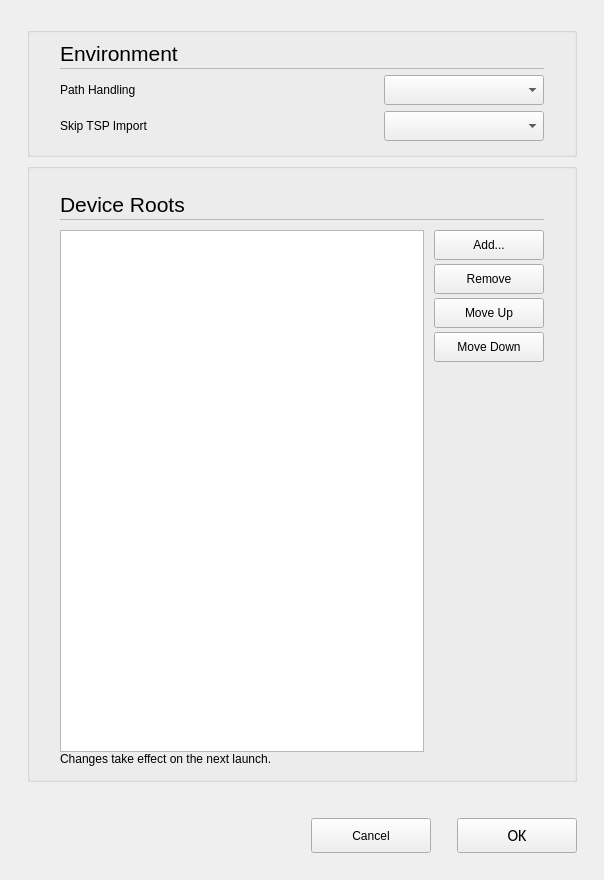
Old version of the form opensyde_tool/src/navigable_gui/C_NagToolSettingsPopupDialog.ui in the repository tylerwagler/openSYDE.
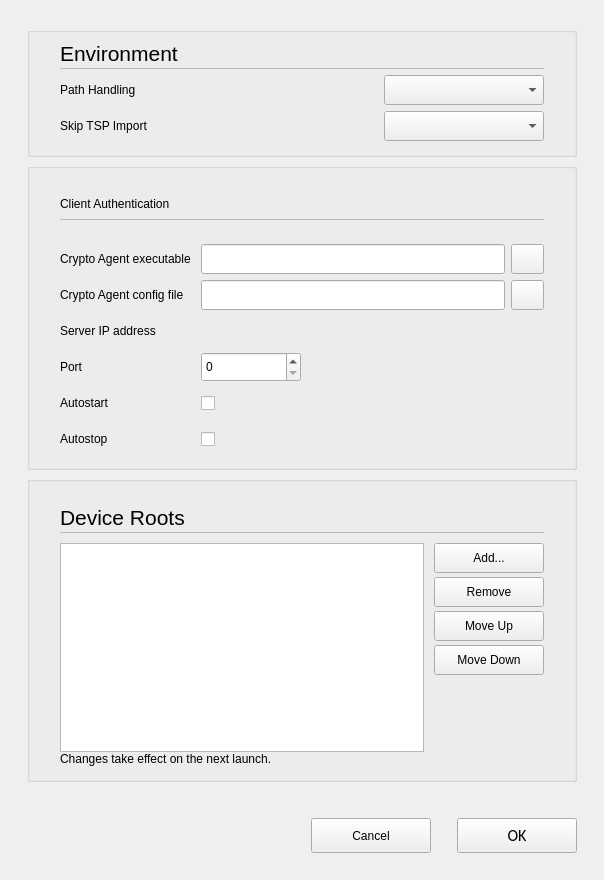
New version of the form. Custom widgets are drawn as their Qt base class.

Commit message:
gui: add crypto agent settings dialog and autostart wiring
Add a Client Authentication group to the tool settings popup
(C_NagToolSettingsPopupDialog) for the crypto agent executable and
config-file paths, server IP/port and autostart/autostop toggles.
Persist them through C_UsHandler/C_UsFiler into the user settings ini,
resolve the executable path against the openSYDE exe for access, and
autostart the agent on a background QThread at openSYDE startup,
stopping it on close.

Diff of the .ui file:
```diff
--- a/opensyde_tool/src/navigable_gui/C_NagToolSettingsPopupDialog.ui
+++ b/opensyde_tool/src/navigable_gui/C_NagToolSettingsPopupDialog.ui
@@ -259,6 +259,302 @@
      </layout>
     </widget>
    </item>
+   <item>
+    <widget class="QGroupBox" name="pc_CryptoAgentSettings">
+     <property name="styleRole" stdset="0">
+      <string>default</string>
+     </property>
+     <property name="title">
+      <string/>
+     </property>
+     <layout class="QVBoxLayout" name="verticalLayoutCryptoAgent">
+      <property name="spacing">
+       <number>0</number>
+      </property>
+      <property name="leftMargin">
+       <number>30</number>
+      </property>
+      <property name="topMargin">
+       <number>20</number>
+      </property>
+      <property name="rightMargin">
+       <number>30</number>
+      </property>
+      <property name="bottomMargin">
+       <number>13</number>
+      </property>
+      <item>
+       <widget class="stw::opensyde_gui_elements::C_OgeLabContextMenuBase" name="pc_LabelClientAuthenticationSettings">
+        <property name="styleRole" stdset="0">
+         <string>heading-group-bold</string>
+        </property>
+        <property name="minimumSize">
+         <size>
+          <width>0</width>
+          <height>30</height>
+         </size>
+        </property>
+        <property name="maximumSize">
+         <size>
+          <width>16777215</width>
+          <height>30</height>
+         </size>
+        </property>
+        <property name="text">
+         <string>Client Authentication</string>
+        </property>
+       </widget>
+      </item>
+      <item>
+       <widget class="QFrame" name="frameCryptoAgentSeparator">
+        <property name="styleRole" stdset="0">
+         <string>fra-separator</string>
+        </property>
+        <property name="minimumSize">
+         <size>
+          <width>0</width>
+          <height>1</height>
+         </size>
+        </property>
+        <property name="maximumSize">
+         <size>
+          <width>16777215</width>
+          <height>1</height>
+         </size>
+        </property>
+        <property name="frameShape">
+         <enum>QFrame::StyledPanel</enum>
+        </property>
+        <property name="frameShadow">
+         <enum>QFrame::Raised</enum>
+        </property>
+       </widget>
+      </item>
+      <item>
+       <widget class="stw::opensyde_gui_elements::C_OgeLabToolTipBase" name="pc_LabelCryptoAgentInfo">
+        <property name="styleRole" stdset="0">
+         <string>group-item</string>
+        </property>
+        <property name="wordWrap">
+         <bool>true</bool>
+        </property>
+        <property name="text">
+         <string/>
+        </property>
+       </widget>
+      </item>
+      <item>
+       <layout class="QGridLayout" name="gridLayoutCryptoAgent">
+        <property name="topMargin">
+         <number>10</number>
+        </property>
+        <property name="horizontalSpacing">
+         <number>10</number>
+        </property>
+        <property name="verticalSpacing">
+         <number>6</number>
+        </property>
+        <item row="0" column="0">
+         <widget class="stw::opensyde_gui_elements::C_OgeLabToolTipBase" name="pc_LabelPathExecutable">
+          <property name="styleRole" stdset="0">
+           <string>group-item</string>
+          </property>
+          <property name="text">
+           <string>Crypto Agent executable</string>
+          </property>
+         </widget>
+        </item>
+        <item row="0" column="1">
+         <layout class="QHBoxLayout" name="horizontalLayout_pc_LineEditPathExecutable">
+          <property name="spacing">
+           <number>6</number>
+          </property>
+          <item>
+           <widget class="stw::opensyde_gui_elements::C_OgeLeFilePath" name="pc_LineEditPathExecutable">
+            <property name="minimumSize">
+             <size>
+              <width>300</width>
+              <height>30</height>
+             </size>
+            </property>
+           </widget>
+          </item>
+          <item>
+           <widget class="stw::opensyde_gui_elements::C_OgePubOpen" name="pc_PushButtonPathExecutable">
+            <property name="minimumSize">
+             <size>
+              <width>33</width>
+              <height>30</height>
+             </size>
+            </property>
+            <property name="maximumSize">
+             <size>
+              <width>33</width>
+              <height>30</height>
+             </size>
+            </property>
+           </widget>
+          </item>
+         </layout>
+        </item>
+        <item row="1" column="0">
+         <widget class="stw::opensyde_gui_elements::C_OgeLabToolTipBase" name="pc_LabelPathConfigFile">
+          <property name="styleRole" stdset="0">
+           <string>group-item</string>
+          </property>
+          <property name="text">
+           <string>Crypto Agent config file</string>
+          </property>
+         </widget>
+        </item>
+        <item row="1" column="1">
+         <layout class="QHBoxLayout" name="horizontalLayout_pc_LineEditPathConfigFile">
+          <property name="spacing">
+           <number>6</number>
+          </property>
+          <item>
+           <widget class="stw::opensyde_gui_elements::C_OgeLeFilePath" name="pc_LineEditPathConfigFile">
+            <property name="minimumSize">
+             <size>
+              <width>300</width>
+              <height>30</height>
+             </size>
+            </property>
+           </widget>
+          </item>
+          <item>
+           <widget class="stw::opensyde_gui_elements::C_OgePubOpen" name="pc_PushButtonPathConfigFile">
+            <property name="minimumSize">
+             <size>
+              <width>33</width>
+              <height>30</height>
+             </size>
+            </property>
+            <property name="maximumSize">
+             <size>
+              <width>33</width>
+              <height>30</height>
+             </size>
+            </property>
+           </widget>
+          </item>
+         </layout>
+        </item>
+        <item row="2" column="0">
+         <widget class="stw::opensyde_gui_elements::C_OgeLabToolTipBase" name="pc_LabelIpAddress">
+          <property name="styleRole" stdset="0">
+           <string>group-item</string>
+          </property>
+          <property name="text">
+           <string>Server IP address</string>
+          </property>
+         </widget>
+        </item>
+        <item row="2" column="1">
+         <widget class="stw::opensyde_gui::C_SdNdeLeIpAddressWidget" name="pc_WiIp">
+          <property name="minimumSize">
+           <size>
+            <width>200</width>
+            <height>30</height>
+           </size>
+          </property>
+          <property name="maximumSize">
+           <size>
+            <width>200</width>
+            <height>30</height>
+           </size>
+          </property>
+         </widget>
+        </item>
+        <item row="3" column="0">
+         <widget class="stw::opensyde_gui_elements::C_OgeLabToolTipBase" name="pc_LabelPort">
+          <property name="styleRole" stdset="0">
+           <string>group-item</string>
+          </property>
+          <property name="text">
+           <string>Port</string>
+          </property>
+         </widget>
+        </item>
+        <item row="3" column="1">
+         <widget class="stw::opensyde_gui_elements::C_OgeSpxToolTipBase" name="pc_SpinBoxPort">
+          <property name="minimumSize">
+           <size>
+            <width>100</width>
+            <height>30</height>
+           </size>
+          </property>
+          <property name="maximumSize">
+           <size>
+            <width>100</width>
+            <height>30</height>
+           </size>
+          </property>
+         </widget>
+        </item>
+        <item row="4" column="0">
+         <widget class="stw::opensyde_gui_elements::C_OgeLabToolTipBase" name="pc_LabelAutostart">
+          <property name="styleRole" stdset="0">
+           <string>group-item</string>
+          </property>
+          <property name="text">
+           <string>Autostart</string>
+          </property>
+         </widget>
+        </item>
+        <item row="4" column="1">
+         <widget class="stw::opensyde_gui_elements::C_OgeChxToolTipBase" name="pc_CheckBoxAutostart">
+          <property name="styleRole" stdset="0">
+           <string>chx-default-checked-disabled</string>
+          </property>
+          <property name="minimumSize">
+           <size>
+            <width>200</width>
+            <height>30</height>
+           </size>
+          </property>
+          <property name="maximumSize">
+           <size>
+            <width>200</width>
+            <height>30</height>
+           </size>
+          </property>
+         </widget>
+        </item>
+        <item row="5" column="0">
+         <widget class="stw::opensyde_gui_elements::C_OgeLabToolTipBase" name="pc_LabelAutostop">
+          <property name="styleRole" stdset="0">
+           <string>group-item</string>
+          </property>
+          <property name="text">
+           <string>Autostop</string>
+          </property>
+         </widget>
+        </item>
+        <item row="5" column="1">
+         <widget class="stw::opensyde_gui_elements::C_OgeChxToolTipBase" name="pc_CheckBoxAutostop">
+          <property name="styleRole" stdset="0">
+           <string>chx-default-checked-disabled</string>
+          </property>
+          <property name="minimumSize">
+           <size>
+            <width>200</width>
+            <height>30</height>
+           </size>
+          </property>
+          <property name="maximumSize">
+           <size>
+            <width>200</width>
+            <height>30</height>
+           </size>
+          </property>
+         </widget>
+        </item>
+       </layout>
+      </item>
+     </layout>
+    </widget>
+   </item>
    <item>
     <widget class="QGroupBox" name="pc_DeviceRootsSettings">
      <property name="styleRole" stdset="0">
@@ -619,6 +915,32 @@
    <extends>QComboBox</extends>
    <header>C_OgeCbxText.hpp</header>
   </customwidget>
+  <customwidget>
+   <class>stw::opensyde_gui_elements::C_OgeLeFilePath</class>
+   <extends>QLineEdit</extends>
+   <header>C_OgeLeFilePath.hpp</header>
+  </customwidget>
+  <customwidget>
+   <class>stw::opensyde_gui_elements::C_OgePubOpen</class>
+   <extends>QPushButton</extends>
+   <header>C_OgePubOpen.hpp</header>
+  </customwidget>
+  <customwidget>
+   <class>stw::opensyde_gui::C_SdNdeLeIpAddressWidget</class>
+   <extends>QWidget</extends>
+   <header>C_SdNdeLeIpAddressWidget.hpp</header>
+   <container>1</container>
+  </customwidget>
+  <customwidget>
+   <class>stw::opensyde_gui_elements::C_OgeSpxToolTipBase</class>
+   <extends>QSpinBox</extends>
+   <header>C_OgeSpxToolTipBase.hpp</header>
+  </customwidget>
+  <customwidget>
+   <class>stw::opensyde_gui_elements::C_OgeChxToolTipBase</class>
+   <extends>QCheckBox</extends>
+   <header>C_OgeChxToolTipBase.hpp</header>
+  </customwidget>
  </customwidgets>
  <resources/>
  <connections/>
```
The commit also changes 7 other files.
